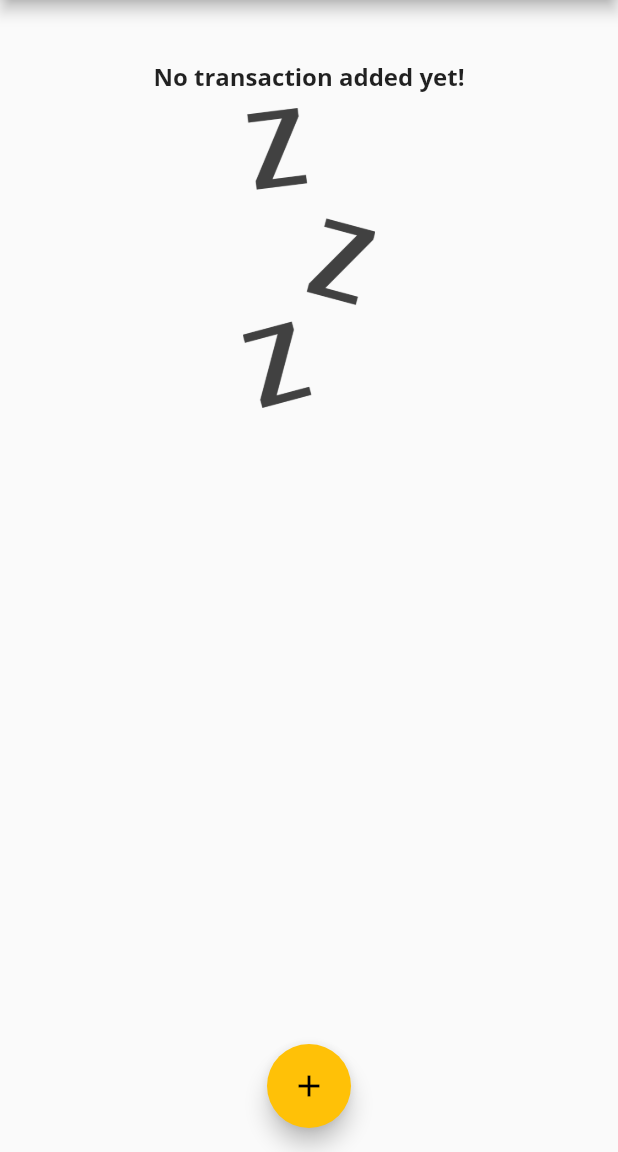
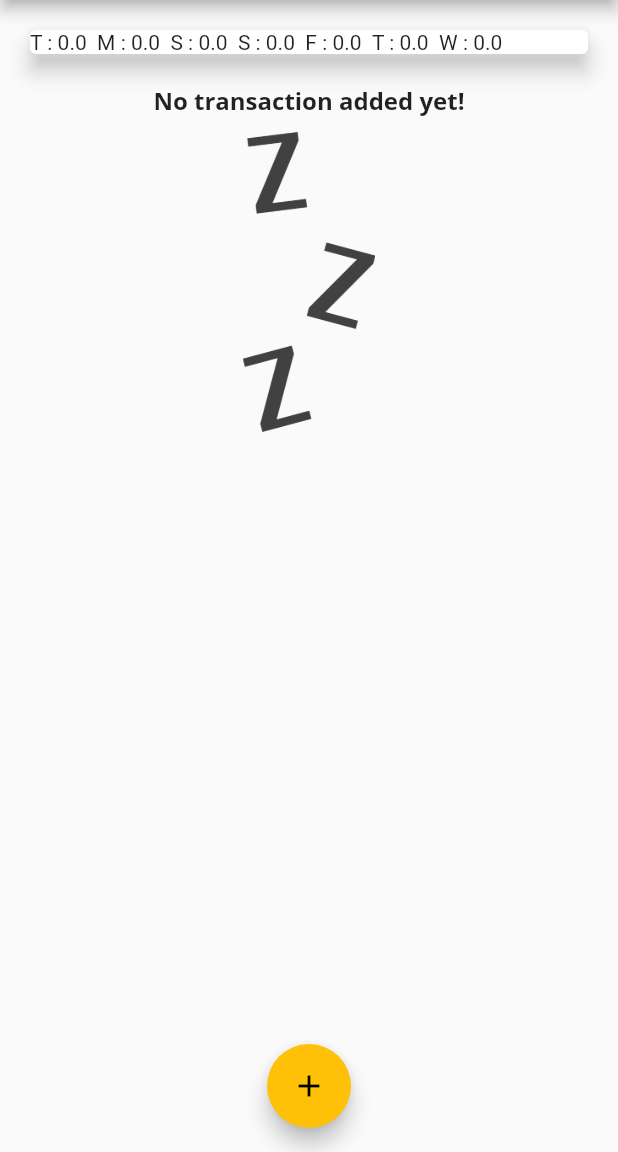
Before and after one commit to dania-afridi/my_flutter_expense_planner, a Flutter app: the screen it shows after launch, on a phone screen of 412 x 824 dp, the part 84-1236 px from its top. Run offline on Flutter 3.47's test engine with Material 2 defaults, Android fonts, the phone set to English and light mode, and no system bars.

Commit message:
updated chart file

```diff
--- a/lib/widgets/chart.dart
+++ b/lib/widgets/chart.dart
@@ -1,3 +1,5 @@
+// ignore_for_file: use_key_in_widget_constructors, prefer_const_constructors_in_immutables, avoid_print, prefer_const_constructors, prefer_const_literals_to_create_immutables
+
 import '../models/transactions.dart';
 import 'package:flutter/material.dart';
 import 'package:intl/intl.dart';
@@ -25,19 +27,25 @@ class Chart extends StatelessWidget {
         }
       }
 
-      print(weekDay);
+      print(DateFormat.E().format(weekDay));
 
-      return {'day': DateFormat.E(weekDay), 'amount': totalAmount};
+      return {
+        'day': DateFormat.E().format(weekDay).substring(0, 1),
+        'amount': totalAmount
+      };
     });
   }
 
   @override
   Widget build(BuildContext context) {
+    print(weeklyTransactionValues);
     return Card(
       elevation: 6,
       margin: EdgeInsets.all(20),
       child: Row(
-        children: <Widget>[],
+        children: weeklyTransactionValues.map((data) {
+          return Text('${data['day']} : ${data['amount']}  ');
+        }).toList(),
       ),
     );
   }
```
